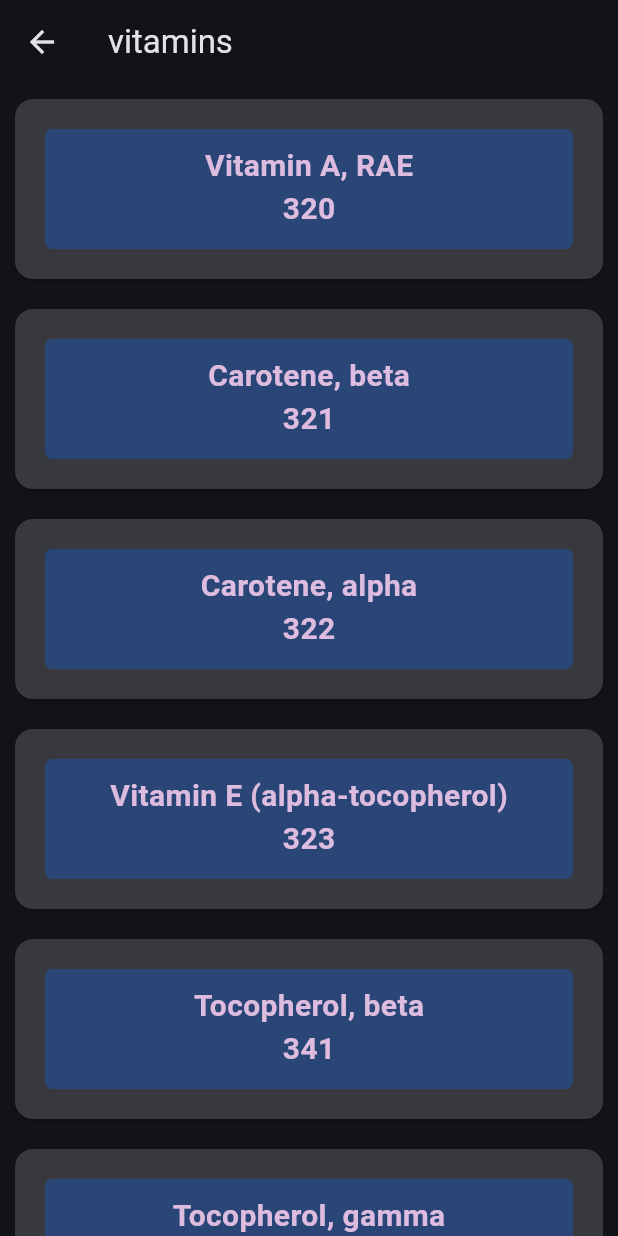
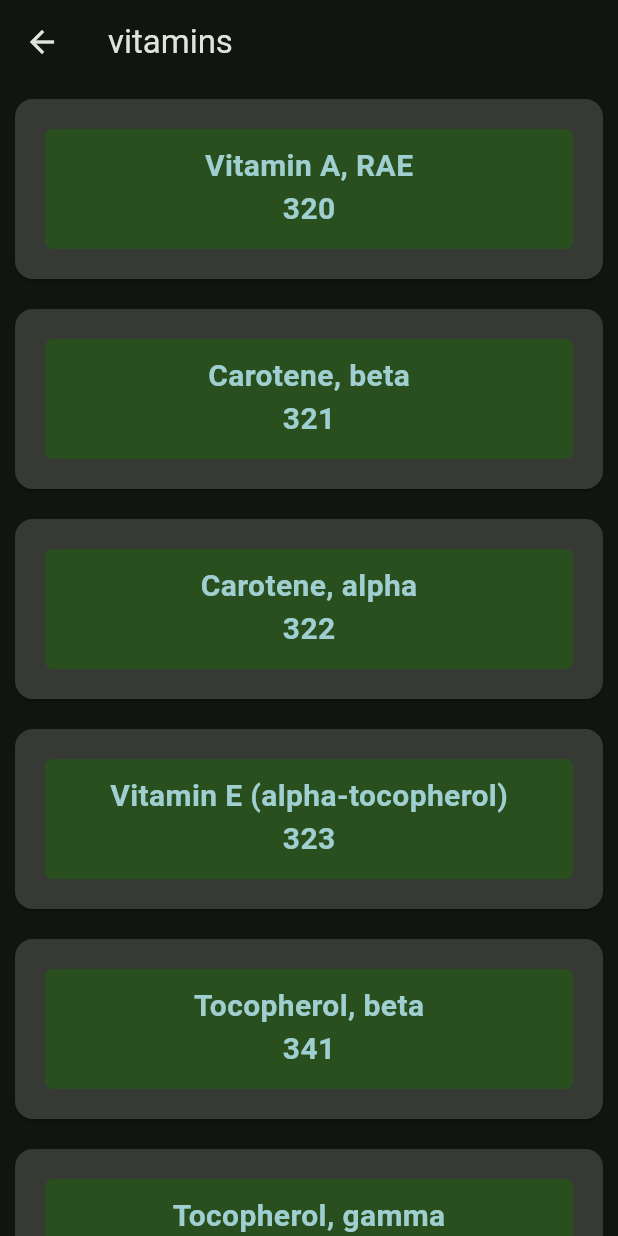
Before and after one commit to danbi4f/nutrivita_demo_v2_8.07.25, a Flutter app: the screen it shows after launch, after a tap on "vitamins", on a phone screen of 412 x 824 dp. Run offline on Flutter 3.47's test engine with Material 3 defaults, Android fonts, the phone set to English and light mode, and no system bars; our stand-ins replace bloc, equatable, flutter_bloc, flutter_inset_box_shadow; network calls fail.

Commit message:
refactoring UI decoration

```diff
--- a/lib/category_group/presentation/widget/category_group_item.dart
+++ b/lib/category_group/presentation/widget/category_group_item.dart
@@ -29,13 +29,11 @@ class CategoryGroupItem extends StatelessWidget {
     return GestureDetector(
       onTap: onTap,
       child: Container(
-        height: 120,
-        width: 200,
         margin: const EdgeInsets.all(10),
         //padding: const EdgeInsets.all(50),
         decoration: BoxDecoration(
-          color: Theme.of(context).colorScheme.surfaceContainerHigh,
-          borderRadius: BorderRadius.circular(12),
+          color: Theme.of(context).colorScheme.onSurfaceVariant,
+          borderRadius: BorderRadius.circular(20),
           boxShadow: [
             // dark
             BoxShadow(
@@ -63,7 +61,7 @@ class CategoryGroupItem extends StatelessWidget {
             style: TextStyle(
               fontWeight: FontWeight.bold,
               fontSize: 25.0,
-              color: Theme.of(context).colorScheme.secondary,
+              color: Theme.of(context).colorScheme.surfaceBright,
             ),
           ),
         ),
--- a/lib/category_group/presentation/widget/category_group_success_widget.dart
+++ b/lib/category_group/presentation/widget/category_group_success_widget.dart
@@ -3,7 +3,7 @@ import 'package:flutter_bloc/flutter_bloc.dart';
 import 'package:nutrivita_demo_v2/category_group/data/model/category_group.dart';
 import 'package:nutrivita_demo_v2/category_group/presentation/bloc/category_group_bloc.dart';
 import 'package:nutrivita_demo_v2/category_group/presentation/widget/category_group_item.dart';
-import 'package:nutrivita_demo_v2/widget/my_custom_button.dart';
+import 'package:nutrivita_demo_v2/widget/my_custom_button_2.dart';
 
 class CategoryGroupSuccessWidget extends StatefulWidget {
   const CategoryGroupSuccessWidget({super.key});
@@ -22,49 +22,45 @@ class _CategoryGroupSuccessWidgetState
     final List<CategoryGroup> categories =
         context.watch<CategoryGroupBloc>().state.categories;
 
-    return Column(
+    return Container(
+      decoration: BoxDecoration(
+        gradient: LinearGradient(
+          colors: [Colors.white.withOpacity(0.1), Color(0xFFD0F0C0)],
+          begin: Alignment.topLeft,
+          end: Alignment.bottomRight,
+        ),
+      ),
+      child: Column(
         children: [
-        Row(
-          mainAxisAlignment: MainAxisAlignment.center,
-          children: [
-            MyCustomButton(
-              nameButton: 'Foundation Foods',
-              onTap: () {
-                if (!flag) {
+          MyCustomButton2(
+            surveyFoodsSelected: flag,
+            onToggle: (value) {
+              if (flag != value) {
                 setState(() {
-                    flag = true;
+                  flag = value;
                 });
               }
             },
-              selectedIndex: flag,
           ),
-            MyCustomButton(
-              nameButton: 'Survey Foods',
-              onTap: () {
-                if (flag) {
-                  setState(() {
-                    flag = false;
-                  });
-                }
-              },
-              selectedIndex: !flag,
-            ),
-          ],
-        ),
+          SizedBox(height: 10),
           Expanded(
             child: GridView.builder(
               itemCount: categories.length,
               gridDelegate: const SliverGridDelegateWithFixedCrossAxisCount(
                 crossAxisSpacing: 10,
                 crossAxisCount: 2,
-              childAspectRatio: 4 / 3,
+                childAspectRatio: 2 / 1.45,
               ),
               itemBuilder: (context, index) {
-              return CategoryGroupItem(category: categories[index], flag: flag);
+                return CategoryGroupItem(
+                  category: categories[index],
+                  flag: flag,
+                );
               },
             ),
           ),
         ],
+      ),
     );
   }
 }
--- a/lib/common/theme/simple_theme.dart
+++ b/lib/common/theme/simple_theme.dart
@@ -6,3 +6,9 @@ final ThemeData simpleTheme = ThemeData(
     seedColor: const Color(0xFF1B263B),
   ),
 );
+final ThemeData simpleTheme2 = ThemeData(
+  colorScheme: ColorScheme.fromSeed(
+    brightness: Brightness.dark,
+    seedColor: Color(0xFFD0F0C0),
+  ),
+);
--- a/lib/main.dart
+++ b/lib/main.dart
@@ -1,11 +1,12 @@
 import 'package:flutter/material.dart';
+import 'package:flutter/rendering.dart';
 import 'package:nutrivita_demo_v2/common/theme/simple_theme.dart';
-import 'package:nutrivita_demo_v2/cut_survey_foods/data/service/convert_to_cut_survey_json.dart';
 import 'package:nutrivita_demo_v2/home_page.dart';
 
 void main() async {
   // WidgetsFlutterBinding.ensureInitialized();
   // await ConvertToCutSurveyJson().convertSurveyFoods();
+  // debugPaintSizeEnabled = true;
   runApp(const MyApp());
 }
 
@@ -14,7 +15,7 @@ class MyApp extends StatelessWidget {
   @override
   Widget build(BuildContext context) {
     return MaterialApp(
-      theme: simpleTheme,
+      theme: simpleTheme2,
       debugShowCheckedModeBanner: false,
       home: SafeArea(child: HomePage()),
     );
--- a/lib/main_layout.dart
+++ b/lib/main_layout.dart
@@ -15,7 +15,7 @@ class _MainPayoutState extends State<MainLayout> {
     return SafeArea(
       child: Scaffold(
         appBar: AppBar(
-          foregroundColor: Theme.of(context).colorScheme.secondary,
+          backgroundColor: Theme.of(context).colorScheme.onSurfaceVariant,
           centerTitle: true,
           title: Text(
             'NutriVita',
@@ -23,16 +23,15 @@ class _MainPayoutState extends State<MainLayout> {
               fontStyle: FontStyle.italic,
               fontWeight: FontWeight.bold,
               fontSize: 40,
-              color: Theme.of(context).colorScheme.secondary,
+              color: Theme.of(context).colorScheme.surfaceBright,
             ),
           ),
           actions: [
             Padding(
               padding: const EdgeInsets.only(right: 12.0),
-              child: Image.asset('assets/USDA.png', height: 40, width: 40),
+              child: Image.asset('assets/USDA3.png', height: 40, width: 40),
             ),
           ],
-          backgroundColor: Theme.of(context).colorScheme.surfaceContainerHigh,
         ),
         drawer: Drawer(
           backgroundColor: Theme.of(context).colorScheme.surfaceContainerHigh,
@@ -42,8 +41,16 @@ class _MainPayoutState extends State<MainLayout> {
           ),
         ),
         backgroundColor: Theme.of(context).colorScheme.surfaceContainerHigh,
-        body: Column(
-          children: [HeaderTitle(), Expanded(child: CategoryGroupWidget())],
+        body: Container(
+          color: Theme.of(context).colorScheme.onSurfaceVariant,
+          child: Column(
+            children: [
+              SizedBox(height: 10),
+              HeaderTitle(),
+
+              Expanded(child: CategoryGroupWidget()),
+            ],
+          ),
         ),
       ),
     );
--- a/lib/widget/header_title.dart
+++ b/lib/widget/header_title.dart
@@ -1,42 +1,68 @@
-import 'package:flutter/material.dart';
+import 'package:flutter/material.dart' hide BoxDecoration, BoxShadow;
+import 'package:flutter_inset_box_shadow/flutter_inset_box_shadow.dart';
 
 class HeaderTitle extends StatelessWidget {
   const HeaderTitle({super.key});
 
   @override
   Widget build(BuildContext context) {
-    return Row(
+    return Container(
+      height: 120,
+      decoration: BoxDecoration(
+        color: Theme.of(context).colorScheme.onSurfaceVariant,
+        boxShadow: [
+          BoxShadow(
+            color: Theme.of(context).colorScheme.surfaceContainerLowest,
+            offset: const Offset(4, 4),
+            blurRadius: 30,
+            spreadRadius: 1,
+            inset: true,
+          ),
+          BoxShadow(
+            color: const Color.fromARGB(255, 255, 255, 255),
+            offset: const Offset(-4, -4),
+            blurRadius: 30,
+            spreadRadius: -5,
+            inset: true,
+          ),
+        ],
+      ),
+      child: Row(
         mainAxisAlignment: MainAxisAlignment.spaceAround,
         children: [
           Column(
+            mainAxisAlignment: MainAxisAlignment.center,
             children: [
               Text(
                 'Welcome DanBi 👋',
                 style: TextStyle(
                   fontWeight: FontWeight.bold,
-                fontSize: 25.0,
-                color: Theme.of(context).colorScheme.secondary,
+                  fontSize: 28.0,
+                  color: Theme.of(context).colorScheme.surfaceBright,
                 ),
               ),
               const SizedBox(height: 8.0),
               Text(
                 'What would you like to eat?  ',
                 style: TextStyle(
-                fontWeight: FontWeight.w400,
-                fontSize: 14.0,
-                color: Theme.of(context).colorScheme.secondary,
+                  fontWeight: FontWeight.bold,
+                  fontSize: 18.0,
+                  color: Theme.of(context).colorScheme.surfaceBright,
                 ),
               ),
             ],
           ),
           const SizedBox(width: 18.0),
-        CircleAvatar(
-          radius: 35,
-          backgroundImage: NetworkImage(
-            'https://cdn.pixabay.com/photo/2013/07/12/19/14/angry-154378_1280.png',
+          ClipOval(
+            child: Image.network(
+              'https://cdn.pixabay.com/photo/2017/02/25/22/04/minion-2098869_1280.png',
+              width: 100,
+              height: 100,
+              fit: BoxFit.scaleDown,
             ),
           ),
         ],
+      ),
     );
   }
 }
--- a/lib/widget/my_custom_button.dart
+++ b/lib/widget/my_custom_button.dart
@@ -33,6 +33,7 @@ class MyCustomButton extends StatelessWidget {
       onTap: onTap,
       child: Container(
         height: 60,
+        width: 150,
         padding: EdgeInsets.symmetric(horizontal: 30, vertical: 20),
         margin: const EdgeInsets.all(10),
         decoration: BoxDecoration(
--- /dev/null
+++ b/lib/widget/my_custom_button_2.dart
@@ -0,0 +1,100 @@
+import 'package:flutter/material.dart' hide BoxDecoration, BoxShadow;
+import 'package:flutter_inset_box_shadow/flutter_inset_box_shadow.dart';
+
+class MyCustomButton2 extends StatelessWidget {
+  const MyCustomButton2({
+    super.key,
+    required this.surveyFoodsSelected,
+    required this.onToggle,
+  });
+
+  final bool surveyFoodsSelected;
+  final void Function(bool value) onToggle;
+
+  @override
+  Widget build(BuildContext context) {
+    BoxDecoration boxDecoration = BoxDecoration(
+      boxShadow: [
+        BoxShadow(
+          offset: const Offset(-8, -8),
+          color: const Color.fromARGB(157, 78, 77, 77),
+          blurRadius: 30,
+          inset: true,
+        ),
+        BoxShadow(
+          offset: const Offset(4, 4),
+          color: const Color.fromARGB(255, 19, 5, 4),
+          blurRadius: 10,
+          inset: true,
+        ),
+      ],
+      color: Theme.of(context).colorScheme.surfaceContainerHigh,
+      borderRadius:
+          surveyFoodsSelected
+              ? BorderRadius.only(bottomRight: Radius.circular(40))
+              : BorderRadius.only(bottomLeft: Radius.circular(40)),
+    );
+
+    var widthApp = MediaQuery.of(context).size.width;
+
+    return Container(
+      constraints: BoxConstraints(maxHeight: 50, maxWidth: widthApp),
+      //color: Colors.red,
+      child: Row(
+        mainAxisAlignment: MainAxisAlignment.spaceEvenly,
+        children: [
+          Expanded(
+            child: GestureDetector(
+              onTap: () {
+                if (surveyFoodsSelected) onToggle(false);
+              },
+              child: Container(
+                decoration: surveyFoodsSelected ? boxDecoration : null,
+                height: 50,
+                width: widthApp / 2,
+                child: Center(
+                  child: Text(
+                    'Foundation Foods',
+                    style: TextStyle(
+                      color:
+                          !surveyFoodsSelected
+                              ? Theme.of(context).colorScheme.surfaceBright
+                              : Theme.of(context).colorScheme.onSurfaceVariant,
+                      fontSize: 20,
+                      fontWeight: FontWeight.bold,
+                    ),
+                  ),
+                ),
+              ),
+            ),
+          ),
+          Expanded(
+            child: GestureDetector(
+              onTap: () {
+                if (!surveyFoodsSelected) onToggle(true);
+              },
+              child: Container(
+                decoration: !surveyFoodsSelected ? boxDecoration : null,
+                height: 50,
+                width: widthApp / 2,
+                child: Center(
+                  child: Text(
+                    'Survey Foods',
+                    style: TextStyle(
+                      color:
+                          surveyFoodsSelected
+                              ? Theme.of(context).colorScheme.surfaceBright
+                              : Theme.of(context).colorScheme.onSurfaceVariant,
+                      fontSize: 20,
+                      fontWeight: FontWeight.bold,
+                    ),
+                  ),
+                ),
+              ),
+            ),
+          ),
+        ],
+      ),
+    );
+  }
+}
--- a/pubspec.yaml
+++ b/pubspec.yaml
@@ -14,6 +14,7 @@ dependencies:
   equatable: ^2.0.7
   dropdown_button2: ^2.3.9
   path_provider: ^2.1.5
+  flutter_inset_box_shadow: ^1.0.8
 
 dev_dependencies:
   flutter_test:
@@ -28,5 +29,6 @@ flutter:
     - assets/category_group.json
     - assets/surveyFoods.json
     - assets/USDA.png
+    - assets/USDA3.png
     - assets/cut_survey_foods.json
     - assets/cut_survey_foods_pl.json
```
Also changed, not shown: assets/USDA3.png (added), pubspec.lock. Lines whose indentation alone changed are shown as unchanged.
